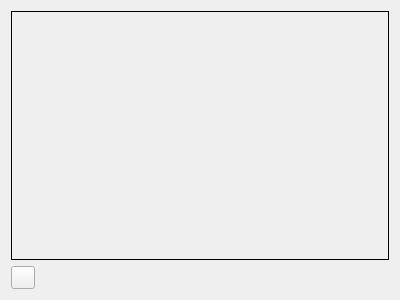
The window that FMCL/Functions/SettingEditor/SettingCards/ListSettingCard.ui (1604042736/FMCL) describes before a commit, drawn with Qt 5.
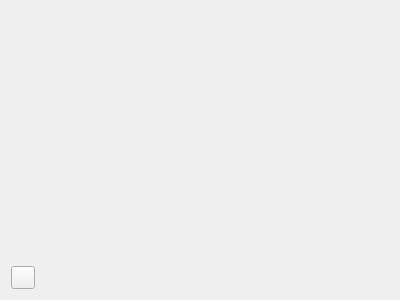
The same window after the commit. Custom widgets are drawn as their Qt base class.

Patch:
```diff
--- a/FMCL/Functions/SettingEditor/SettingCards/ListSettingCard.ui
+++ b/FMCL/Functions/SettingEditor/SettingCards/ListSettingCard.ui
@@ -14,25 +14,6 @@
    <string/>
   </property>
   <layout class="QGridLayout" name="_layout">
-   <item row="0" column="0" colspan="2">
-    <widget class="QFrame" name="frame">
-     <property name="styleSheet">
-      <string notr="true">QFrame#frame{
-	border:1px solid black;
-}</string>
-     </property>
-     <property name="frameShape">
-      <enum>QFrame::StyledPanel</enum>
-     </property>
-     <property name="frameShadow">
-      <enum>QFrame::Raised</enum>
-     </property>
-     <layout class="QGridLayout" name="gl_elements"/>
-    </widget>
-   </item>
-   <item row="1" column="0">
-    <widget class="TransparentToolButton" name="pb_add"/>
-   </item>
    <item row="1" column="1">
     <spacer name="horizontalSpacer">
      <property name="orientation">
@@ -46,6 +27,14 @@
      </property>
     </spacer>
    </item>
+   <item row="1" column="0">
+    <widget class="TransparentToolButton" name="pb_add"/>
+   </item>
+   <item row="0" column="0" colspan="2">
+    <widget class="QWidget" name="widget" native="true">
+     <layout class="QGridLayout" name="gl_elements"/>
+    </widget>
+   </item>
   </layout>
  </widget>
  <customwidgets>
```
